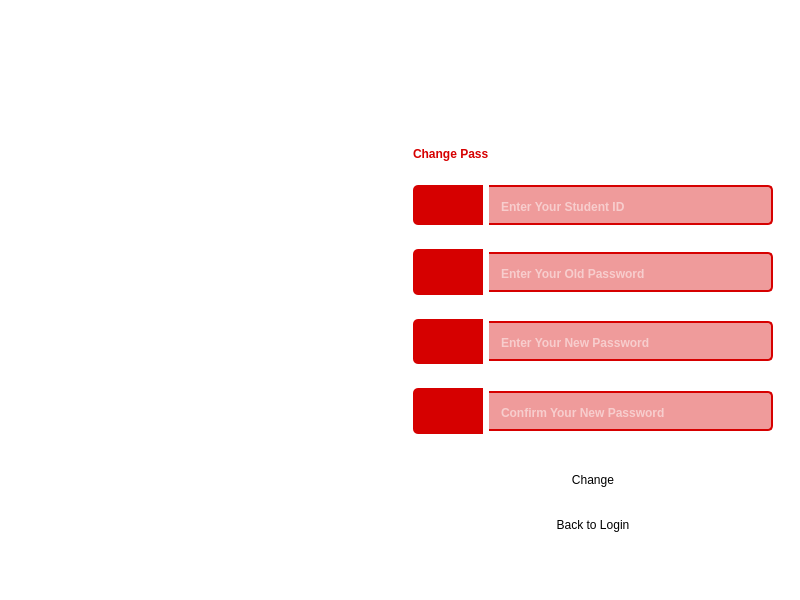
First picture: the form in pages/Home/UI_home/Login.ui, repository KevinHutagaol/control-center-2026, before the edit.
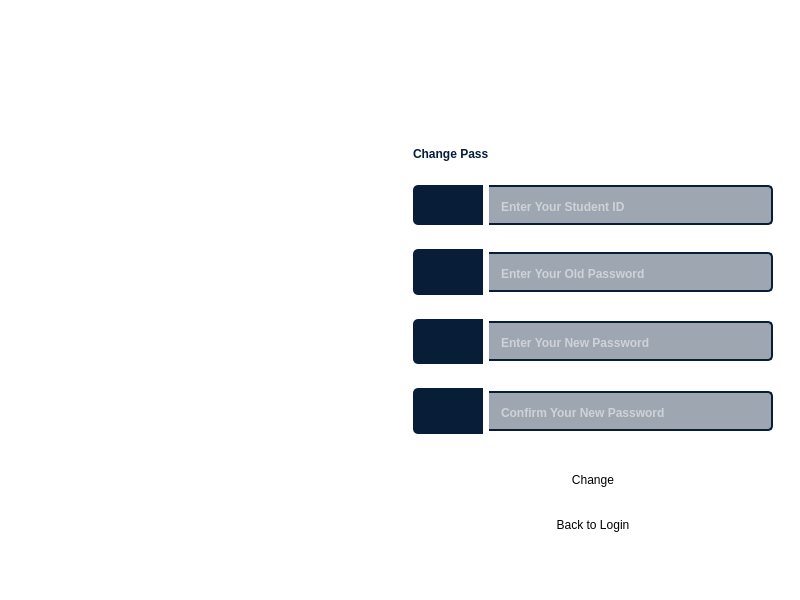
Second picture: the form after the edit. The open tabs and pages were chosen to show the change. Icons and pictures are not drawn.

Commit message: newly added login page image and recolor the login page

What changed in the file:
```diff
--- a/pages/Home/UI_home/Login.ui
+++ b/pages/Home/UI_home/Login.ui
@@ -567,7 +567,7 @@
              <property name="styleSheet">
               <string notr="true">font: 81 30pt "Poppins";
 font-weight: bold; 
-color: rgb(214, 0, 0);
+color: rgb(8, 29, 56);
 border: none;</string>
              </property>
              <property name="text">
@@ -614,7 +614,7 @@
               </size>
              </property>
              <property name="styleSheet">
-              <string notr="true">background-color: rgb(214, 0, 0);
+              <string notr="true">background-color: rgb(8, 29, 56);
 border-top-left-radius: 5px;
 border-bottom-left-radius: 5px;
 padding : 2px;
@@ -638,15 +638,15 @@
               </size>
              </property>
              <property name="styleSheet">
-              <string notr="true">background-color: rgba(214, 0, 0,100);
+              <string notr="true">background-color: rgba(8, 29, 56,100);
 border:none;
 border-radius: 5px;
 border-top-left-radius: 0px;
 border-bottom-left-radius: 0px;
 color:rgb(255, 255, 255);
-border-bottom: 2px solid rgb(214, 0, 0);
-border-right: 2px solid rgb(214, 0, 0);
-border-top: 2px solid rgb(214, 0, 0);
+border-bottom: 2px solid rgb(8, 29, 56);
+border-right: 2px solid rgb(8, 29, 56);
+border-top: 2px solid rgb(8, 29, 56);
 padding-top:3px;
 padding-left:10px;
 font: 75 12pt "Poppins";
@@ -684,7 +684,7 @@
               </size>
              </property>
              <property name="styleSheet">
-              <string notr="true">background-color: rgb(214, 0, 0);
+              <string notr="true">background-color: rgb(8, 29, 56);
 border-top-left-radius: 5px;
 border-bottom-left-radius: 5px;
 padding : 2px;
@@ -708,15 +708,15 @@
               </size>
              </property>
              <property name="styleSheet">
-              <string notr="true">background-color: rgba(214, 0, 0,100);
+              <string notr="true">background-color: rgba(8, 29, 56,100);
 border:none;
 border-radius: 5px;
 border-top-left-radius: 0px;
 border-bottom-left-radius: 0px;
 color:rgb(255, 255, 255);
-border-bottom: 2px solid rgb(214, 0, 0);
-border-right: 2px solid rgb(214, 0, 0);
-border-top: 2px solid rgb(214, 0, 0);
+border-bottom: 2px solid rgb(8, 29, 56);
+border-right: 2px solid rgb(8, 29, 56);
+border-top: 2px solid rgb(8, 29, 56);
 padding-top:3px;
 padding-left:10px;
 font: 75 12pt "Poppins";
@@ -754,7 +754,7 @@
               </size>
              </property>
              <property name="styleSheet">
-              <string notr="true">background-color: rgb(214, 0, 0);
+              <string notr="true">background-color: rgb(8, 29, 56);
 border-top-left-radius: 5px;
 border-bottom-left-radius: 5px;
 padding : 2px;
@@ -778,15 +778,15 @@
               </size>
              </property>
              <property name="styleSheet">
-              <string notr="true">background-color: rgba(214, 0, 0,100);
+              <string notr="true">background-color: rgba(8, 29, 56,100);
 border:none;
 border-radius: 5px;
 border-top-left-radius: 0px;
 border-bottom-left-radius: 0px;
 color:rgb(255, 255, 255);
-border-bottom: 2px solid rgb(214, 0, 0);
-border-right: 2px solid rgb(214, 0, 0);
-border-top: 2px solid rgb(214, 0, 0);
+border-bottom: 2px solid rgb(8, 29, 56);
+border-right: 2px solid rgb(8, 29, 56);
+border-top: 2px solid rgb(8, 29, 56);
 padding-top:3px;
 padding-left:10px;
 font: 75 12pt "Poppins";
@@ -824,7 +824,7 @@
               </size>
              </property>
              <property name="styleSheet">
-              <string notr="true">background-color: rgb(214, 0, 0);
+              <string notr="true">background-color: rgb(8, 29, 56);
 border-top-left-radius: 5px;
 border-bottom-left-radius: 5px;
 padding : 2px;
@@ -848,15 +848,15 @@
               </size>
              </property>
              <property name="styleSheet">
-              <string notr="true">background-color: rgba(214, 0, 0,100);
+              <string notr="true">background-color: rgba(8, 29, 56,100);
 border:none;
 border-radius: 5px;
 border-top-left-radius: 0px;
 border-bottom-left-radius: 0px;
 color:rgb(255, 255, 255);
-border-bottom: 2px solid rgb(214, 0, 0);
-border-right: 2px solid rgb(214, 0, 0);
-border-top: 2px solid rgb(214, 0, 0);
+border-bottom: 2px solid rgb(8, 29, 56);
+border-right: 2px solid rgb(8, 29, 56);
+border-top: 2px solid rgb(8, 29, 56);
 padding-top:3px;
 padding-left:10px;
 font: 75 12pt "Poppins";
```
Left out of the diff: 46 changed lines with no effect on the pictures. The commit also changes 4 other files.
